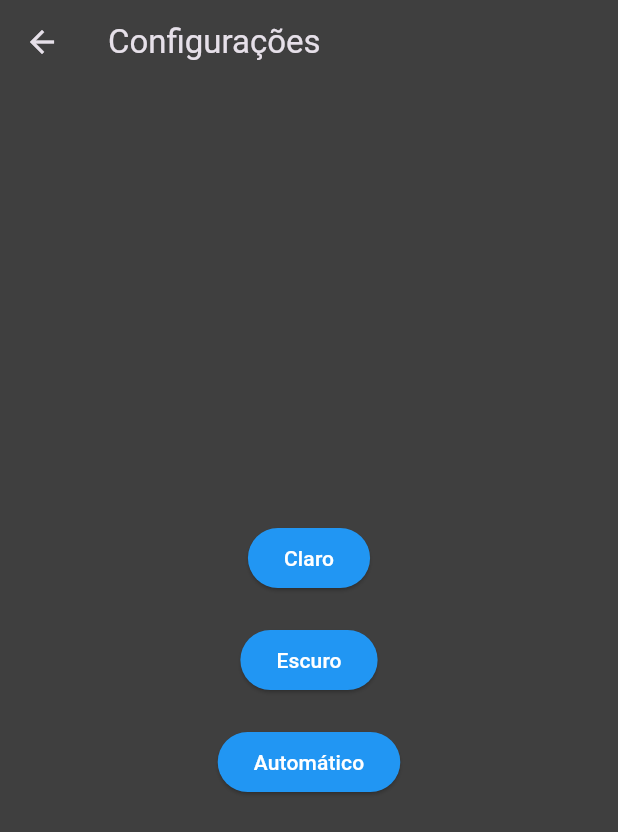
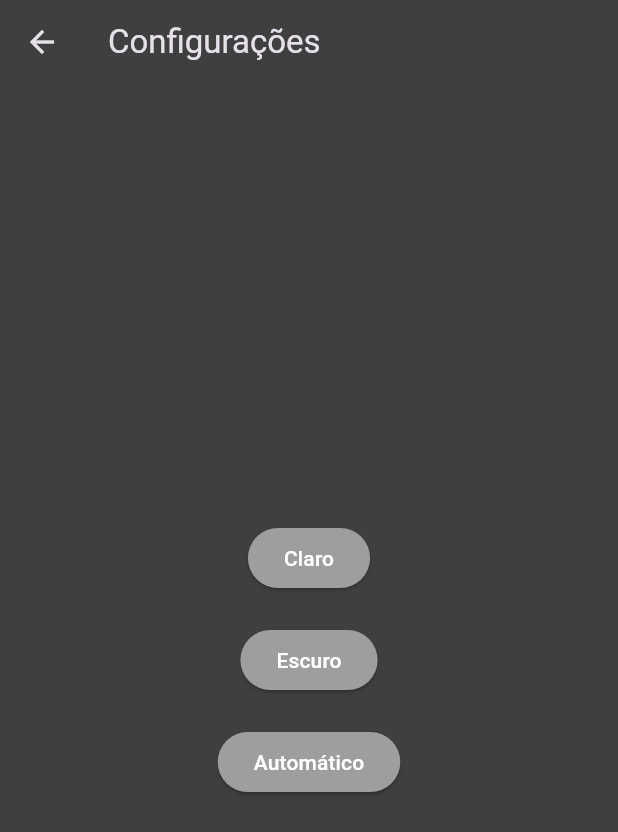
Before and after one commit to AlexandreHausmann/Projeto_Final_Lince_Tech_Academy, a Flutter app: the SettingsScreen screen opened by its route, after a tap on "Escuro", on a phone screen of 412 x 824 dp. Shown: the top 832 px of the screen. Run offline on Flutter 3.47's test engine with Material 3 defaults, Android fonts, the phone set to English and light mode, and no system bars; our stand-ins replace image_picker, sqflite; accounts and stored records are empty.

Commit message:
finalizando thema

```diff
--- a/final_project_lince_tech_academy/lib/daily.txt
+++ b/final_project_lince_tech_academy/lib/daily.txt
@@ -78,3 +78,5 @@ daily 18/06
 aconteceu algo que me tomou tempo, mas foi um bug de IDE, basicamente os icones
  e a logo ficaram bugados com uma imagem de erro tentei configurar o pubSpec de novo,
  tentei alguns comando no terminal, por fim reiniciei a IDE e deu tudo cert ovoltou ao normal
+ eu arrumei meu thema que estava bugado ele só ficava escuro, agora ele ta correto
+ vou mecher com a lista de veiculos e alugueis
--- a/final_project_lince_tech_academy/lib/main.dart
+++ b/final_project_lince_tech_academy/lib/main.dart
@@ -57,7 +57,7 @@ class MyApp extends StatelessWidget {
               ),
               elevatedButtonTheme: ElevatedButtonThemeData(
                 style: ElevatedButton.styleFrom(
-                  foregroundColor: const Color.fromARGB(255, 63, 63, 63),
+                  foregroundColor: Colors.white,
                   backgroundColor: Colors.blue,
                 ),
               ),
--- a/final_project_lince_tech_academy/lib/providers/customer_provider.dart
+++ b/final_project_lince_tech_academy/lib/providers/customer_provider.dart
@@ -21,7 +21,7 @@ class CustomerProvider extends ChangeNotifier {
 
   void addCustomer(Customer customer) {
     _dbService.insertCustomer(customer).then((_) {
-      fetchCustomers(); // Atualiza a lista após adicionar
+      fetchCustomers();
     }).catchError((error) {
       print('Error adding customer: $error');
     });
@@ -29,7 +29,7 @@ class CustomerProvider extends ChangeNotifier {
 
   void updateCustomer(Customer customer) {
     _dbService.updateCustomer(customer).then((_) {
-      fetchCustomers(); // Atualiza a lista após atualizar
+      fetchCustomers();
     }).catchError((error) {
       print('Error updating customer: $error');
     });
@@ -37,7 +37,7 @@ class CustomerProvider extends ChangeNotifier {
 
   void deleteCustomer(int id) {
     _dbService.deleteCustomer(id).then((_) {
-      fetchCustomers(); // Atualiza a lista após excluir
+      fetchCustomers();
     }).catchError((error) {
       print('Error deleting customer: $error');
     });
--- a/final_project_lince_tech_academy/lib/providers/manager_provider.dart
+++ b/final_project_lince_tech_academy/lib/providers/manager_provider.dart
@@ -19,7 +19,7 @@ class ManagerProvider extends ChangeNotifier {
 
   void addManager(Manager manager) {
     _dbService.insertManager(manager).then((_) {
-      fetchManagers(); // Atualiza a lista após adicionar
+      fetchManagers();
     }).catchError((error) {
       print('Error adding manager: $error');
     });
@@ -27,7 +27,7 @@ class ManagerProvider extends ChangeNotifier {
 
   void updateManager(Manager manager) {
     _dbService.updateManager(manager).then((_) {
-      fetchManagers(); // Atualiza a lista após atualizar
+      fetchManagers();
     }).catchError((error) {
       print('Error updating manager: $error');
     });
@@ -35,7 +35,7 @@ class ManagerProvider extends ChangeNotifier {
 
   void deleteManager(int id) {
     _dbService.deleteManager(id).then((_) {
-      fetchManagers(); // Atualiza a lista após excluir
+      fetchManagers();
     }).catchError((error) {
       print('Error deleting manager: $error');
     });
--- a/final_project_lince_tech_academy/lib/providers/rent_provider.dart
+++ b/final_project_lince_tech_academy/lib/providers/rent_provider.dart
@@ -16,16 +16,16 @@ class RentProvider extends ChangeNotifier {
 
   Future<void> addRent(Rent rent) async {
     await _dbService.insertRent(rent);
-    await fetchRents(); // Atualiza a lista após adicionar
+    await fetchRents();
   }
 
   Future<void> updateRent(Rent rent) async {
     await _dbService.updateRent(rent);
-    await fetchRents(); // Atualiza a lista após atualizar
+    await fetchRents();
   }
 
   Future<void> cancelRent(int id) async {
     await _dbService.deleteRent(id);
-    await fetchRents(); // Atualiza a lista após cancelar
+    await fetchRents();
   }
 }
--- a/final_project_lince_tech_academy/lib/providers/theme_provider.dart
+++ b/final_project_lince_tech_academy/lib/providers/theme_provider.dart
@@ -1,45 +1,12 @@
 import 'package:flutter/material.dart';
-import 'package:shared_preferences/shared_preferences.dart';
 
-class ThemeProvider extends ChangeNotifier {
+class ThemeProvider with ChangeNotifier {
   ThemeMode _themeMode = ThemeMode.system;
 
   ThemeMode get themeMode => _themeMode;
 
-  ThemeProvider() {
-    _loadThemeMode();
-  }
-
-  void _loadThemeMode() async {
-    SharedPreferences prefs = await SharedPreferences.getInstance();
-    String? theme = prefs.getString('theme_mode');
-    switch (theme) {
-      case 'light':
-        _themeMode = ThemeMode.light;
-        break;
-      case 'dark':
-        _themeMode = ThemeMode.dark;
-        break;
-      default:
-        _themeMode = ThemeMode.system;
-    }
-    notifyListeners();
-  }
-
-  void setThemeMode(ThemeMode themeMode) async {
+  void setThemeMode(ThemeMode themeMode) {
     _themeMode = themeMode;
-    SharedPreferences prefs = await SharedPreferences.getInstance();
-    switch (themeMode) {
-      case ThemeMode.light:
-        await prefs.setString('theme_mode', 'light');
-        break;
-      case ThemeMode.dark:
-        await prefs.setString('theme_mode', 'dark');
-        break;
-      case ThemeMode.system:
-        await prefs.setString('theme_mode', 'system');
-        break;
-    }
     notifyListeners();
   }
 }
--- a/final_project_lince_tech_academy/lib/providers/vehicle_provider.dart
+++ b/final_project_lince_tech_academy/lib/providers/vehicle_provider.dart
@@ -16,16 +16,16 @@ class VehicleProvider extends ChangeNotifier {
 
   Future<void> addVehicle(Vehicle vehicle) async {
     await _dbService.insertVehicle(vehicle);
-    await fetchVehicles(); // Atualiza a lista após adicionar
+    await fetchVehicles();
   }
 
   Future<void> updateVehicle(Vehicle vehicle) async {
     await _dbService.updateVehicle(vehicle);
-    await fetchVehicles(); // Atualiza a lista após atualizar
+    await fetchVehicles();
   }
 
   Future<void> deleteVehicle(int id) async {
     await _dbService.deleteVehicle(id);
-    await fetchVehicles(); // Atualiza a lista após excluir
+    await fetchVehicles();
   }
 }
--- a/final_project_lince_tech_academy/lib/screens/customer_form_screen.dart
+++ b/final_project_lince_tech_academy/lib/screens/customer_form_screen.dart
@@ -47,11 +47,7 @@ class _CustomerFormScreenState extends State<CustomerFormScreen> {
       } else {
         Provider.of<CustomerProvider>(context, listen: false).updateCustomer(newCustomer);
       }
-
-      // Fecha a tela de adição ou edição
       Navigator.pop(context);
-
-      // Navega de volta para a lista de clientes
       Navigator.pushNamed(context, '/customers');
     }
   }
--- a/final_project_lince_tech_academy/lib/screens/customer_list_screen.dart
+++ b/final_project_lince_tech_academy/lib/screens/customer_list_screen.dart
@@ -97,7 +97,6 @@ class CustomerListScreen extends StatelessWidget {
                           context,
                           MaterialPageRoute(builder: (_) => const CustomerFormScreen()),
                         ).then((_) {
-                          // After navigating back from adding a new customer, fetch updated list
                           customerProvider.fetchCustomers();
                         });
                       },
--- a/final_project_lince_tech_academy/lib/screens/home_screen.dart
+++ b/final_project_lince_tech_academy/lib/screens/home_screen.dart
@@ -45,12 +45,8 @@ class HomeScreen extends StatelessWidget {
                     Navigator.pushNamed(context, '/customers');
                   },
                   style: ElevatedButton.styleFrom(
-                    foregroundColor: isDarkMode
-                        ? Colors.white
-                        : const Color.fromARGB(255, 109, 96, 96),
-                    backgroundColor: isDarkMode
-                        ? Colors.grey
-                        : const Color.fromARGB(255, 112, 137, 165),
+                    foregroundColor: Colors.white,
+                    backgroundColor: isDarkMode ? Colors.grey : Colors.blue,
                   ),
                   child: const Text('Clientes'),
                 ),
@@ -60,12 +56,8 @@ class HomeScreen extends StatelessWidget {
                     Navigator.pushNamed(context, '/managers');
                   },
                   style: ElevatedButton.styleFrom(
-                    foregroundColor: isDarkMode
-                        ? Colors.white
-                        : const Color.fromARGB(255, 109, 96, 96),
-                    backgroundColor: isDarkMode
-                        ? Colors.grey
-                        : const Color.fromARGB(255, 112, 137, 165),
+                    foregroundColor: Colors.white,
+                    backgroundColor: isDarkMode ? Colors.grey : Colors.blue,
                   ),
                   child: const Text('Gerentes'),
                 ),
@@ -75,12 +67,8 @@ class HomeScreen extends StatelessWidget {
                     Navigator.pushNamed(context, '/vehicles');
                   },
                   style: ElevatedButton.styleFrom(
-                    foregroundColor: isDarkMode
-                        ? Colors.white
-                        : const Color.fromARGB(255, 109, 96, 96),
-                    backgroundColor: isDarkMode
-                        ? Colors.grey
-                        : const Color.fromARGB(255, 112, 137, 165),
+                    foregroundColor: Colors.white,
+                    backgroundColor: isDarkMode ? Colors.grey : Colors.blue,
                   ),
                   child: const Text('Veículos'),
                 ),
@@ -90,12 +78,8 @@ class HomeScreen extends StatelessWidget {
                     Navigator.pushNamed(context, '/rents');
                   },
                   style: ElevatedButton.styleFrom(
-                    foregroundColor: isDarkMode
-                        ? Colors.white
-                        : const Color.fromARGB(255, 109, 96, 96),
-                    backgroundColor: isDarkMode
-                        ? Colors.grey
-                        : const Color.fromARGB(255, 112, 137, 165),
+                    foregroundColor: Colors.white,
+                    backgroundColor: isDarkMode ? Colors.grey : Colors.blue,
                   ),
                   child: const Text('Aluguéis'),
                 ),
--- a/final_project_lince_tech_academy/lib/screens/manager_form_screen.dart
+++ b/final_project_lince_tech_academy/lib/screens/manager_form_screen.dart
@@ -47,7 +47,7 @@ class _ManagerFormScreenState extends State<ManagerFormScreen> {
       } else {
         Provider.of<ManagerProvider>(context, listen: false).updateManager(newManager);
       }
-      Navigator.pop(context); // Fecha a tela de adição
+      Navigator.pop(context);
     }
   }
 
@@ -85,7 +85,6 @@ class _ManagerFormScreenState extends State<ManagerFormScreen> {
                     if (value!.isEmpty) {
                       return 'Por favor, insira o CPF';
                     }
-                    // Adicione validações adicionais para CPF se necessário
                     return null;
                   },
                   onSaved: (value) {
@@ -112,7 +111,6 @@ class _ManagerFormScreenState extends State<ManagerFormScreen> {
                     if (value!.isEmpty) {
                       return 'Por favor, insira o telefone';
                     }
-                    // Adicione validações adicionais para telefone se necessário
                     return null;
                   },
                   onSaved: (value) {
--- a/final_project_lince_tech_academy/lib/screens/manager_list_screen.dart
+++ b/final_project_lince_tech_academy/lib/screens/manager_list_screen.dart
@@ -11,7 +11,7 @@ class ManagerListScreen extends StatelessWidget {
   Widget build(BuildContext context) {
     final managerProvider = Provider.of<ManagerProvider>(context);
     WidgetsBinding.instance!.addPostFrameCallback((_) {
-      managerProvider.fetchManagers(); // Carregar a lista de gerentes ao abrir a tela
+      managerProvider.fetchManagers();
     });
 
     return Scaffold(
--- a/final_project_lince_tech_academy/lib/screens/rent_form_screen.dart
+++ b/final_project_lince_tech_academy/lib/screens/rent_form_screen.dart
@@ -51,8 +51,8 @@ class _RentFormScreenState extends State<RentFormScreen> {
       } else {
         Provider.of<RentProvider>(context, listen: false).updateRent(newRent);
       }
-      Navigator.pop(context); // Fecha a tela de adição
-      Navigator.pushNamed(context, '/rents'); // Navega para a lista de aluguéis
+      Navigator.pop(context);
+      Navigator.pushNamed(context, '/rents');
     }
   }
 
--- a/final_project_lince_tech_academy/lib/screens/settings_screen.dart
+++ b/final_project_lince_tech_academy/lib/screens/settings_screen.dart
@@ -8,7 +8,6 @@ class SettingsScreen extends StatelessWidget {
   @override
   Widget build(BuildContext context) {
     final themeProvider = Provider.of<ThemeProvider>(context);
-    final isLightTheme = themeProvider.themeMode == ThemeMode.light;
 
     return Scaffold(
       appBar: AppBar(
@@ -22,10 +21,6 @@ class SettingsScreen extends StatelessWidget {
               onPressed: () {
                 themeProvider.setThemeMode(ThemeMode.light);
               },
-              style: ElevatedButton.styleFrom(
-                foregroundColor: Colors.white,
-                 backgroundColor: Colors.blue,
-              ),
               child: const Text('Claro'),
             ),
             const SizedBox(height: 20),
@@ -33,10 +28,6 @@ class SettingsScreen extends StatelessWidget {
               onPressed: () {
                 themeProvider.setThemeMode(ThemeMode.dark);
               },
-              style: ElevatedButton.styleFrom(
-                foregroundColor: Colors.white,
-                backgroundColor: isLightTheme ? Colors.grey : Colors.blue,
-              ),
               child: const Text('Escuro'),
             ),
             const SizedBox(height: 20),
@@ -44,10 +35,6 @@ class SettingsScreen extends StatelessWidget {
               onPressed: () {
                 themeProvider.setThemeMode(ThemeMode.system);
               },
-              style: ElevatedButton.styleFrom(
-                foregroundColor: Colors.white,
-                 backgroundColor: isLightTheme ? Colors.grey : Colors.blue,
-              ),
               child: const Text('Automático'),
             ),
           ],
--- a/final_project_lince_tech_academy/lib/screens/vehicle_form_screen.dart
+++ b/final_project_lince_tech_academy/lib/screens/vehicle_form_screen.dart
@@ -66,8 +66,8 @@ class _VehicleFormScreenState extends State<VehicleFormScreen> {
       } else {
         Provider.of<VehicleProvider>(context, listen: false).updateVehicle(newVehicle);
       }
-      Navigator.pop(context); // Fecha a tela de adição
-      Navigator.pushNamed(context, '/vehicles'); // Navega para a lista de veículos
+      Navigator.pop(context);
+      Navigator.pushNamed(context, '/vehicles');
     }
   }
 
```
